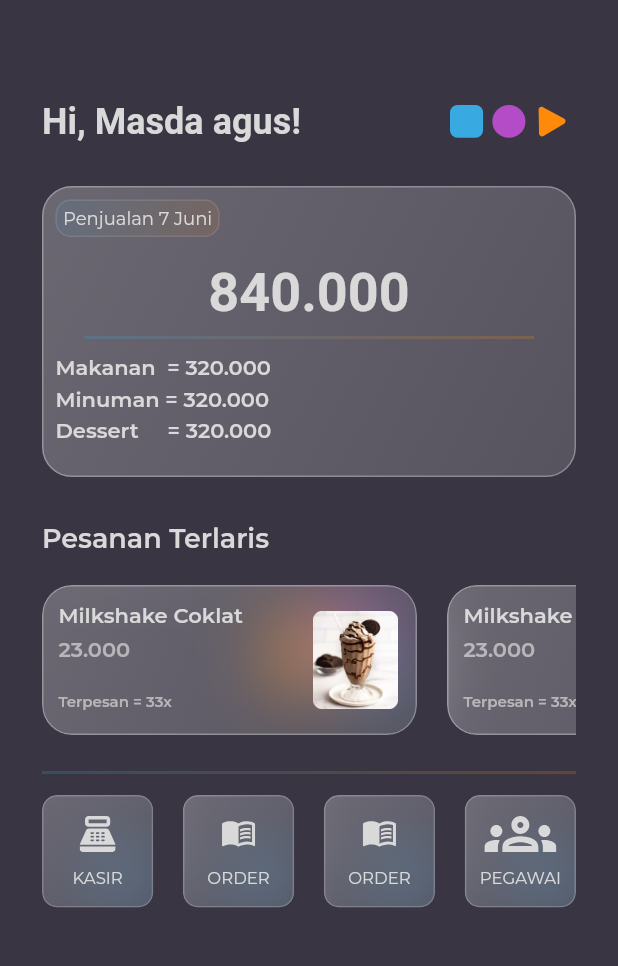
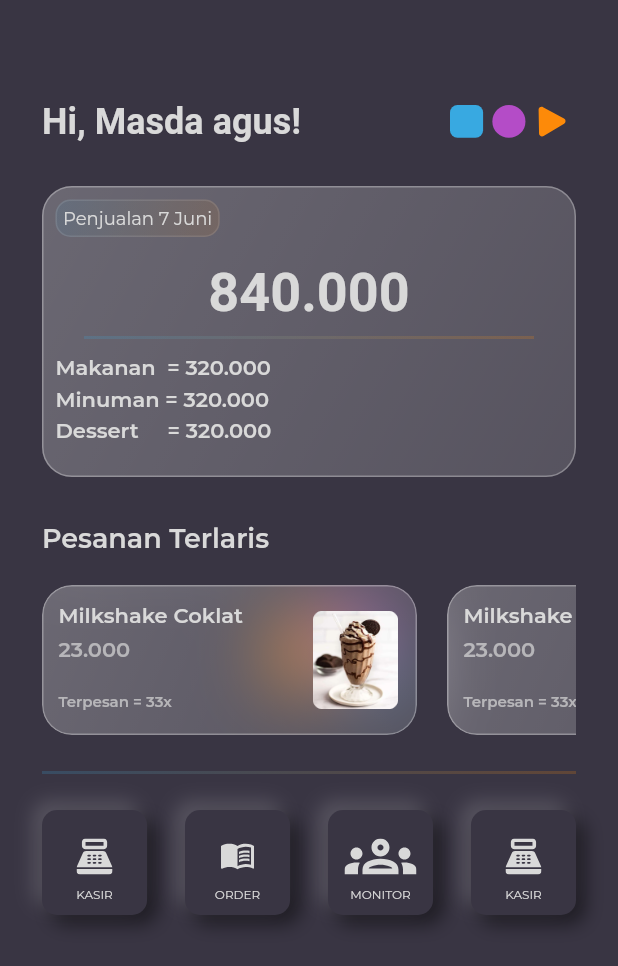
Before and after one commit to masdaagus/Casso, a Flutter app: the HomeView screen opened by its route, on a phone screen of 412 x 824 dp. Shown: the top 966 px of the screen. Run offline on Flutter 3.47's test engine with Material 2 defaults, Android fonts, the phone set to English and light mode, and no system bars; our stand-ins replace flutter_svg, get, lottie; Roboto replaces fonts that are missing (Monserrat).

```diff
--- a/lib/app/modules/home/views/components/glass_button.dart
+++ b/lib/app/modules/home/views/components/glass_button.dart
@@ -1,89 +1,89 @@
-import 'dart:ui';
-import 'package:casso/app/data/constant.dart';
-import 'package:flutter/material.dart';
-import 'package:flutter_svg/svg.dart';
-import 'package:get/get.dart';
+// import 'dart:ui';
+// import 'package:casso/app/data/constant.dart';
+// import 'package:flutter/material.dart';
+// import 'package:flutter_svg/svg.dart';
+// import 'package:get/get.dart';
 
-class GlassButton extends StatelessWidget {
-  const GlassButton({
-    Key? key,
-    required this.tittle,
-    required this.svg,
-    required this.onTap,
-  }) : super(key: key);
+// class GlassButton extends StatelessWidget {
+//   const GlassButton({
+//     Key? key,
+//     required this.tittle,
+//     required this.svg,
+//     required this.onTap,
+//   }) : super(key: key);
 
-  final String tittle;
-  final String svg;
-  final VoidCallback onTap;
+//   final String tittle;
+//   final String svg;
+//   final VoidCallback onTap;
 
-  @override
-  Widget build(BuildContext context) {
-    return GestureDetector(
-      onTap: onTap,
-      child: Container(
-        height: 75,
-        width: Get.width * .18,
-        decoration: BoxDecoration(
-          borderRadius: BorderRadius.circular(10),
-        ),
-        child: ClipRRect(
-          borderRadius: BorderRadius.circular(10),
-          child: Stack(
-            children: [
-              Positioned(
-                right: 4,
-                bottom: 4,
-                child: Container(
-                  height: 32,
-                  width: 32,
-                  decoration: BoxDecoration(
-                    borderRadius: BorderRadius.circular(10),
-                    color: biru.withOpacity(.7),
-                  ),
-                ),
-              ),
-              BackdropFilter(
-                filter: ImageFilter.blur(
-                  sigmaX: 25,
-                  sigmaY: 25,
-                ),
-                child: Container(
-                  height: 75,
-                  width: Get.width * .18,
-                  decoration: BoxDecoration(
-                    gradient: LinearGradient(
-                      colors: [putih.withOpacity(.25), putih.withOpacity(.15)],
-                      begin: Alignment.topLeft,
-                      end: Alignment.bottomRight,
-                    ),
-                    borderRadius: BorderRadius.circular(10),
-                    border: Border.all(color: putih.withOpacity(.2)),
-                  ),
-                  child: Column(
-                    mainAxisAlignment: MainAxisAlignment.center,
-                    children: [
-                      SvgPicture.asset(
-                        svg,
-                        height: 24,
-                        color: textColor,
-                      ),
-                      SizedBox(height: 10),
-                      Text(
-                        tittle,
-                        style: TextStyle(
-                          color: textColor,
-                          fontFamily: "Montserrat",
-                          fontSize: 11,
-                        ),
-                      )
-                    ],
-                  ),
-                ),
-              ),
-            ],
-          ),
-        ),
-      ),
-    );
-  }
-}
+//   @override
+//   Widget build(BuildContext context) {
+//     return GestureDetector(
+//       onTap: onTap,
+//       child: Container(
+//         height: 75,
+//         width: Get.width * .18,
+//         decoration: BoxDecoration(
+//           borderRadius: BorderRadius.circular(10),
+//         ),
+//         child: ClipRRect(
+//           borderRadius: BorderRadius.circular(10),
+//           child: Stack(
+//             children: [
+//               Positioned(
+//                 right: 4,
+//                 bottom: 4,
+//                 child: Container(
+//                   height: 32,
+//                   width: 32,
+//                   decoration: BoxDecoration(
+//                     borderRadius: BorderRadius.circular(10),
+//                     color: biru.withOpacity(.7),
+//                   ),
+//                 ),
+//               ),
+//               BackdropFilter(
+//                 filter: ImageFilter.blur(
+//                   sigmaX: 25,
+//                   sigmaY: 25,
+//                 ),
+//                 child: Container(
+//                   height: 75,
+//                   width: Get.width * .18,
+//                   decoration: BoxDecoration(
+//                     gradient: LinearGradient(
+//                       colors: [putih.withOpacity(.25), putih.withOpacity(.15)],
+//                       begin: Alignment.topLeft,
+//                       end: Alignment.bottomRight,
+//                     ),
+//                     borderRadius: BorderRadius.circular(10),
+//                     border: Border.all(color: putih.withOpacity(.2)),
+//                   ),
+//                   child: Column(
+//                     mainAxisAlignment: MainAxisAlignment.center,
+//                     children: [
+//                       SvgPicture.asset(
+//                         svg,
+//                         height: 24,
+//                         color: textColor,
+//                       ),
+//                       SizedBox(height: 10),
+//                       Text(
+//                         tittle,
+//                         style: TextStyle(
+//                           color: textColor,
+//                           fontFamily: "Montserrat",
+//                           fontSize: 11,
+//                         ),
+//                       )
+//                     ],
+//                   ),
+//                 ),
+//               ),
+//             ],
+//           ),
+//         ),
+//       ),
+//     );
+//   }
+// }
--- /dev/null
+++ b/lib/app/modules/home/views/components/neo_button.dart
@@ -0,0 +1,65 @@
+import 'package:casso/app/data/constant.dart';
+import 'package:flutter/material.dart';
+import 'package:flutter_svg/svg.dart';
+import 'package:get/get.dart';
+
+class NeoButton extends StatelessWidget {
+  const NeoButton({
+    Key? key,
+    required this.tittle,
+    required this.svg,
+    required this.onTap,
+  }) : super(key: key);
+
+  final String tittle;
+  final String svg;
+  final VoidCallback onTap;
+
+  @override
+  Widget build(BuildContext context) {
+    return GestureDetector(
+      onTap: onTap,
+      child: Container(
+        padding: const EdgeInsets.all(1),
+        height: 70,
+        width: Get.width * .17,
+        decoration: BoxDecoration(
+          borderRadius: BorderRadius.circular(10),
+          color: primaryColor,
+          boxShadow: [
+            BoxShadow(
+              blurRadius: 10,
+              offset: Offset(6, 6),
+              color: hitam.withOpacity(.5),
+            ),
+            BoxShadow(
+              blurRadius: 10,
+              offset: Offset(-6, -6),
+              color: putih.withOpacity(.15),
+            ),
+          ],
+        ),
+        child: Column(
+          mainAxisAlignment: MainAxisAlignment.center,
+          children: [
+            SizedBox(height: 10),
+            SvgPicture.asset(
+              svg,
+              height: 24,
+              color: textColor,
+            ),
+            SizedBox(height: 8),
+            Text(
+              tittle.toUpperCase(),
+              style: TextStyle(
+                color: textColor,
+                fontFamily: "Montserrat",
+                fontSize: 8,
+              ),
+            )
+          ],
+        ),
+      ),
+    );
+  }
+}
--- a/lib/app/modules/home/views/home_view.dart
+++ b/lib/app/modules/home/views/home_view.dart
@@ -3,9 +3,9 @@ import 'package:flutter/material.dart';
 import 'package:flutter_svg/svg.dart';
 import 'package:get/get.dart';
 import '../controllers/home_controller.dart';
-import 'components/glass_button.dart';
 import 'components/info_card.dart';
 import 'components/list_terlaris.dart';
+import 'components/neo_button.dart';
 
 class HomeView extends GetView<HomeController> {
   @override
@@ -26,25 +26,45 @@ class HomeView extends GetView<HomeController> {
             Row(
               mainAxisAlignment: MainAxisAlignment.spaceBetween,
               children: [
-                GlassButton(
-                  tittle: "KASIR",
+                // GlassButton(
+                //   tittle: "KASIR",
+                //   svg: "assets/svg/kasir.svg",
+                //   onTap: () => Get.toNamed("/cashier"),
+                // ),
+                // GlassButton(
+                //   tittle: "ORDER",
+                //   svg: "assets/svg/menu_book.svg",
+                //   onTap: () => Get.toNamed("/order"),
+                // ),
+                // GlassButton(
+                //   tittle: "ORDER",
+                //   svg: "assets/svg/menu_book.svg",
+                //   onTap: () {},
+                // ),
+                // GlassButton(
+                //   tittle: "PEGAWAI",
+                //   svg: "assets/svg/pegawai.svg",
+                //   onTap: () {},
+                // ),
+                NeoButton(
+                  tittle: "kasir",
                   svg: "assets/svg/kasir.svg",
                   onTap: () => Get.toNamed("/cashier"),
                 ),
-                GlassButton(
-                  tittle: "ORDER",
+                NeoButton(
+                  tittle: "order",
                   svg: "assets/svg/menu_book.svg",
                   onTap: () => Get.toNamed("/order"),
                 ),
-                GlassButton(
-                  tittle: "ORDER",
-                  svg: "assets/svg/menu_book.svg",
-                  onTap: () {},
+                NeoButton(
+                  tittle: "monitor",
+                  svg: "assets/svg/pegawai.svg",
+                  onTap: () => Get.toNamed("/monitoring"),
                 ),
-                GlassButton(
-                  tittle: "PEGAWAI",
-                  svg: "assets/svg/pegawai.svg",
-                  onTap: () {},
+                NeoButton(
+                  tittle: "kasir",
+                  svg: "assets/svg/kasir.svg",
+                  onTap: () => Get.toNamed("/cashier"),
                 ),
               ],
             ),
@@ -56,7 +76,7 @@ class HomeView extends GetView<HomeController> {
 
   Widget _customDivider() {
     return Container(
-      margin: const EdgeInsets.only(top: 24, bottom: 14),
+      margin: const EdgeInsets.only(top: 24, bottom: 24),
       height: 2,
       decoration: BoxDecoration(
         gradient: LinearGradient(
--- a/lib/app/modules/login/views/login_view.dart
+++ b/lib/app/modules/login/views/login_view.dart
@@ -52,7 +52,6 @@ class LoginView extends GetView<LoginController> {
                         child: Container(
                           margin: const EdgeInsets.symmetric(horizontal: 24),
                           padding: const EdgeInsets.all(24),
-                          height: 410,
                           decoration: BoxDecoration(
                             borderRadius: BorderRadius.circular(20),
                             gradient: LinearGradient(
--- a/lib/app/routes/app_routes.dart
+++ b/lib/app/routes/app_routes.dart
@@ -9,6 +9,7 @@ abstract class Routes {
   static const CASHIER = _Paths.CASHIER;
   static const ORDER = _Paths.ORDER;
   static const MENU = _Paths.MENU;
+  static const MONITORING = _Paths.MONITORING;
 }
 
 abstract class _Paths {
@@ -17,4 +18,5 @@ abstract class _Paths {
   static const CASHIER = '/cashier';
   static const ORDER = '/order';
   static const MENU = '/menu';
+  static const MONITORING = '/monitoring';
 }
```
Also changed, not shown: lib/app/modules/monitoring/bindings/monitoring_binding.dart (added, +12 -0 lines), lib/app/modules/monitoring/controllers/monitoring_controller.dart (added, +20 -0 lines), lib/app/modules/monitoring/views/monitoring_view.dart (added, +88 -0 lines), lib/app/modules/monitoring/views/pesanan/pesanan_view.dart (added, +75 -0 lines), lib/app/routes/app_pages.dart (+7 -0 lines).
